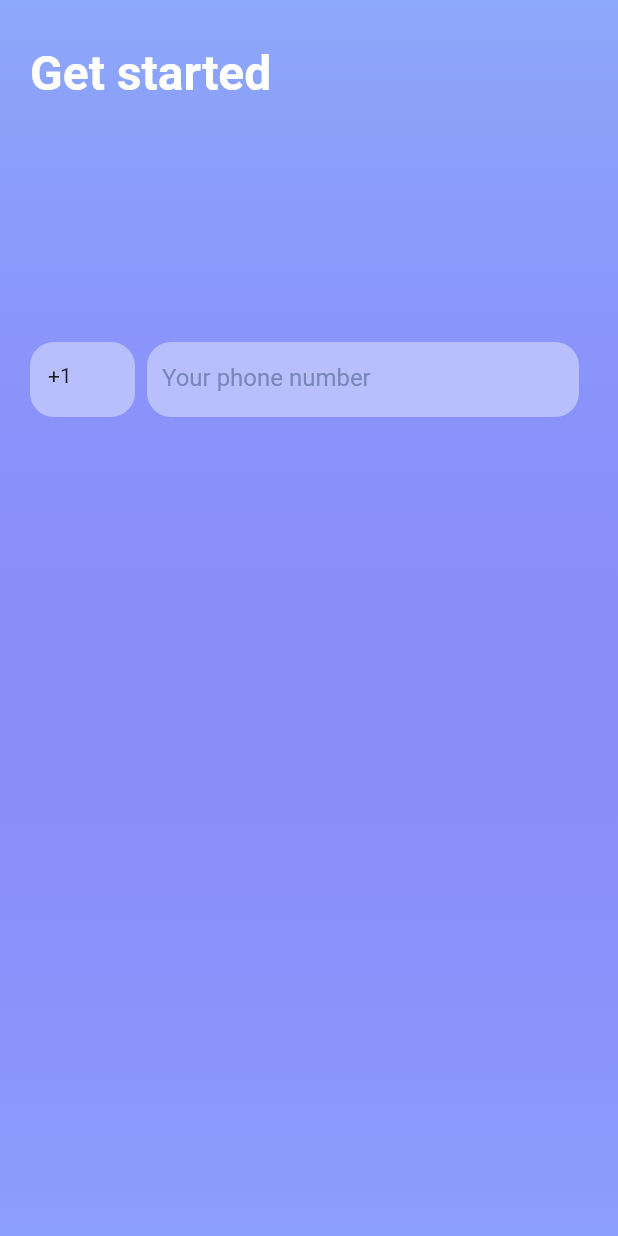
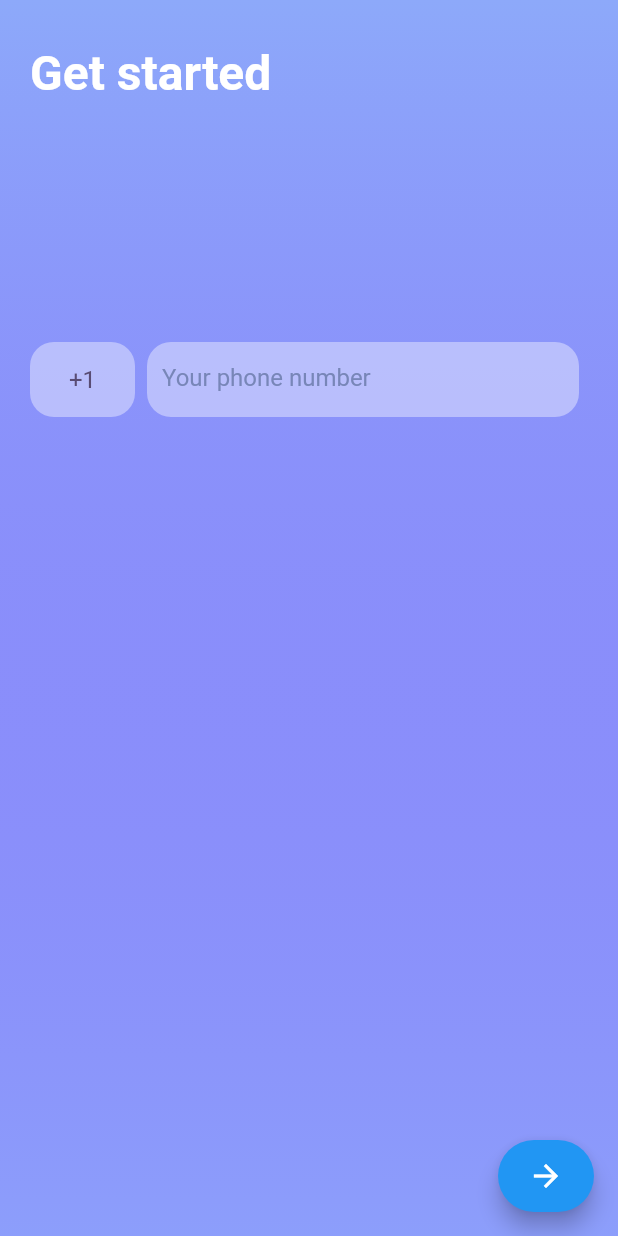
Before and after one commit to OwlDarlyn/flutter-number-input, a Flutter app: the screen it shows after launch, on a phone screen of 412 x 824 dp. Run offline on Flutter 3.47's test engine with Material 2 defaults, Android fonts, the phone set to English and light mode, and no system bars; our stand-ins replace intl_phone_number_input.

Commit message:
add floatingActionButton

```diff
--- a/lib/models/app_colors.dart
+++ b/lib/models/app_colors.dart
@@ -1,4 +1,5 @@
 import 'package:flutter/material.dart';
+import 'package:intl_phone_number_input/intl_phone_number_input.dart';
 
 class AppColors {
   AppColors._();
@@ -8,4 +9,5 @@ class AppColors {
   static const gradientColor1 = Color(0xFF8DA9FA);
   static const gradientColor2 = Color(0xFF8048FB);
   static const phoneNumberColor1 = Color(0xFF7886B8);
+  static const phoneNumberColor2 = Color(0xFF594C74);
 }
--- a/lib/screens/get_started_screen.dart
+++ b/lib/screens/get_started_screen.dart
@@ -3,12 +3,19 @@ import 'package:flutter/material.dart';
 import '../models/app_colors.dart';
 // import '../widgets/international_phone_input_widget.dart';
 
-class GetStartedScreen extends StatelessWidget {
+class GetStartedScreen extends StatefulWidget {
   const GetStartedScreen({super.key});
 
   @override
+  State<GetStartedScreen> createState() => _GetStartedScreenState();
+}
+
+class _GetStartedScreenState extends State<GetStartedScreen> {
+  @override
   Widget build(BuildContext context) {
     return Scaffold(
+      floatingActionButton: FloatingActionButton.extended(
+          onPressed: () {}, label: Icon(Icons.arrow_forward)),
       backgroundColor: AppColors.defaultBackColor,
       body: Container(
         decoration: BoxDecoration(
@@ -22,9 +29,7 @@ class GetStartedScreen extends StatelessWidget {
         ),
         child: SafeArea(
           child: Column(children: [
-            GestureDetector(
-              onTap: () {},
-              child: Container(
+            Container(
               margin: const EdgeInsets.only(left: 20, top: 30),
               alignment: Alignment.bottomLeft,
               child: const Text(
@@ -35,7 +40,7 @@ class GetStartedScreen extends StatelessWidget {
                     color: AppColors.defaultHeaderColor),
               ),
             ),
-            ),
+
             const SizedBox(height: 160),
             Row(children: [
               Flexible(
@@ -44,14 +49,23 @@ class GetStartedScreen extends StatelessWidget {
                   height: 50,
                   width: 70,
                   margin: const EdgeInsets.only(left: 20),
-                    padding: const EdgeInsets.symmetric(
-                        horizontal: 12, vertical: 14),
+                  padding:
+                      const EdgeInsets.symmetric(horizontal: 5, vertical: 5),
                   decoration: BoxDecoration(
                     color: Colors.white.withOpacity(0.4),
                     borderRadius: BorderRadius.circular(16),
                   ),
-                    child: Text('+1'),
+                  child: TextButton(
+                      onPressed: () {},
+                      child: const Text(
+                        '+1',
+                        style: TextStyle(
+                            color: AppColors.phoneNumberColor2,
+                            fontSize: 16,
+                            fontWeight: FontWeight.normal),
                       )),
+                ),
+              ),
               const SizedBox(width: 8),
               Flexible(
                 flex: 6,
--- a/pubspec.yaml
+++ b/pubspec.yaml
@@ -32,6 +32,7 @@ dependencies:
     sdk: flutter
   intl_phone_number_input: ^0.7.3+1
   fl_country_code_picker: ^0.1.2
+  modal_bottom_sheet: ^2.1.2
 
 
   # The following adds the Cupertino Icons font to your application.
```
Also changed, not shown: pubspec.lock. Lines whose indentation alone changed are shown as unchanged.
